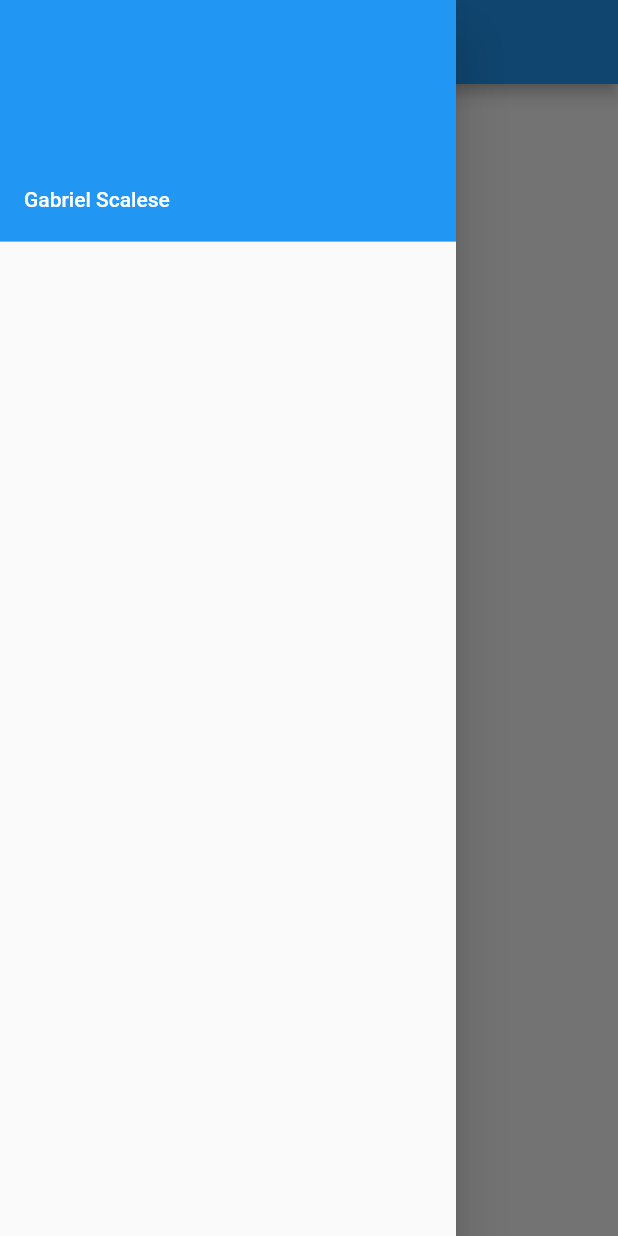
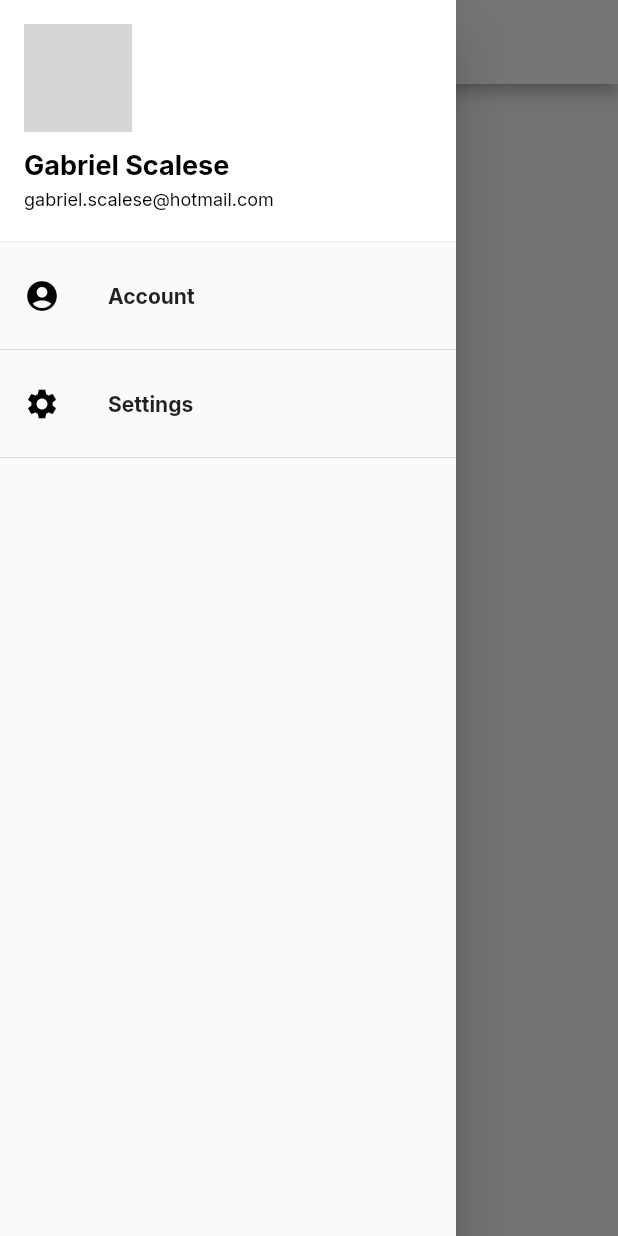
Before and after one commit to GabrielVScalese/Web-Futter, a Flutter app: the HomePage screen opened directly, with the side drawer open, on a phone screen of 412 x 824 dp. Run offline on Flutter 3.47's test engine with Material 2 defaults, Android fonts, the phone set to English and light mode, and no system bars; our stand-ins replace google_fonts; network calls fail; grey boxes are pictures that could not be loaded.

Commit message:
Updated drawer and inserted dependencies

```diff
--- a/project/lib/app_widget.dart
+++ b/project/lib/app_widget.dart
@@ -1,5 +1,6 @@
 import 'package:flutter/cupertino.dart';
 import 'package:flutter/material.dart';
+import 'package:project/pages/home_page.dart';
 import 'package:project/pages/login_page.dart';
 
 class AppWidget extends StatelessWidget {
--- a/project/lib/pages/home_page.dart
+++ b/project/lib/pages/home_page.dart
@@ -1,5 +1,6 @@
 import 'package:flutter/cupertino.dart';
 import 'package:flutter/material.dart';
+import 'package:google_fonts/google_fonts.dart';
 
 class HomePage extends StatefulWidget {
   @override
@@ -11,13 +12,56 @@ class _HomePageState extends State<HomePage> {
   Widget build(BuildContext context) {
     return Scaffold(
       drawer: Drawer(
-        child: Column(
+        child: ListView(
           children: [
-            UserAccountsDrawerHeader(accountName: Text('Gabriel Scalese'))
+            Container(
+              child: UserAccountsDrawerHeader(
+                decoration: BoxDecoration(color: Colors.white),
+                accountName: Text(
+                  'Gabriel Scalese',
+                  style: GoogleFonts.inter(
+                      fontSize: 18,
+                      fontWeight: FontWeight.bold,
+                      color: Colors.black),
+                ),
+                accountEmail: Text(
+                  'gabriel.scalese@hotmail.com',
+                  style: GoogleFonts.inter(fontSize: 12, color: Colors.black),
+                ),
+                currentAccountPicture: CircleAvatar(
+                  backgroundImage: NetworkImage(
+                      'https://images.unsplash.com/photo-1545167622-3a6ac756afa4?ixlib=rb-1.2.1&ixid=eyJhcHBfaWQiOjEyMDd9&auto=format&fit=crop&w=400&q=6'),
+                ),
+              ),
+            ),
+            ListTile(
+              title: Text(
+                'Account',
+                style: GoogleFonts.inter(fontWeight: FontWeight.bold),
+              ),
+              leading: Icon(
+                Icons.account_circle,
+                color: Colors.black,
+              ),
+            ),
+            Divider(),
+            ListTile(
+              title: Text(
+                'Settings',
+                style: GoogleFonts.inter(fontWeight: FontWeight.bold),
+              ),
+              leading: Icon(
+                Icons.settings,
+                color: Colors.black,
+              ),
+            ),
+            Divider(),
           ],
         ),
       ),
       appBar: AppBar(
+        iconTheme: IconThemeData(color: Colors.black),
+        backgroundColor: Colors.white,
         centerTitle: true,
       ),
       body: Container(),
--- a/project/pubspec.yaml
+++ b/project/pubspec.yaml
@@ -21,6 +21,8 @@ environment:
   sdk: ">=2.7.0 <3.0.0"
 
 dependencies:
+  charts_flutter: ^0.10.0
+  google_fonts: ^2.1.0
   flutter:
     sdk: flutter
 
```
Also changed, not shown: project/lib/pages/login_page.dart (+11 -8 lines), project/pubspec.lock.
